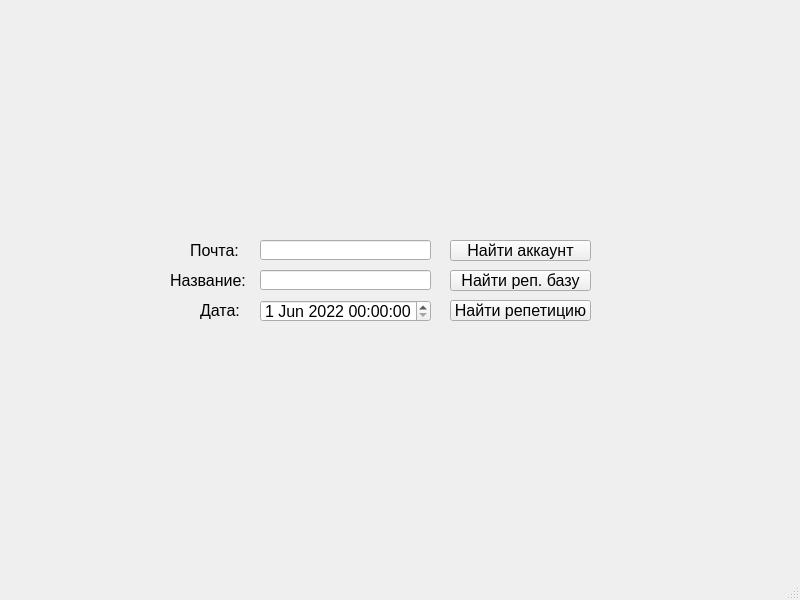
First picture: the form in src/app/admin_main.ui, repository aavortep/db_course, before the edit.
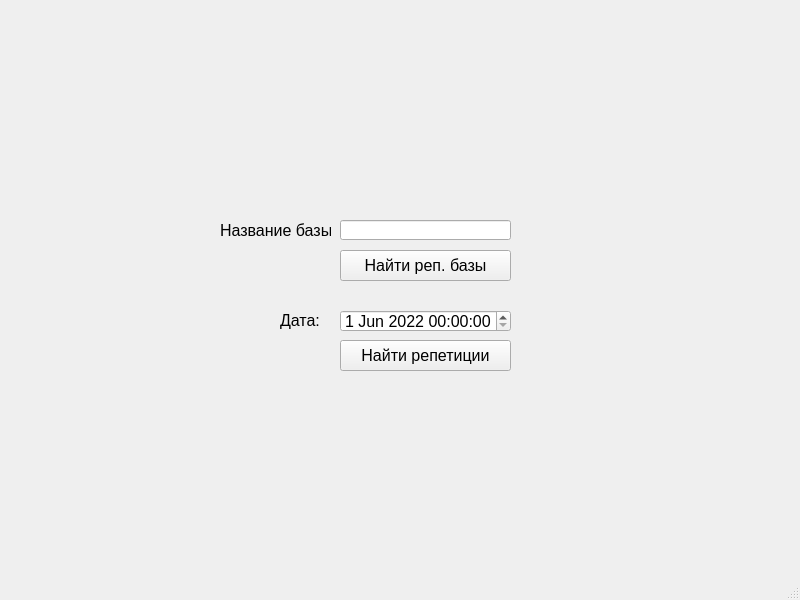
Second picture: the form after the edit.

Commit message: finish admin mode

The edit to the form file:
```diff
--- a/src/app/admin_main.ui
+++ b/src/app/admin_main.ui
@@ -14,59 +14,13 @@
    <string>MainWindow</string>
   </property>
   <widget class="QWidget" name="centralwidget">
-   <widget class="QLineEdit" name="mail_edit">
-    <property name="geometry">
-     <rect>
-      <x>260</x>
-      <y>240</y>
-      <width>171</width>
-      <height>20</height>
-     </rect>
-    </property>
-   </widget>
-   <widget class="QLabel" name="label">
-    <property name="geometry">
-     <rect>
-      <x>190</x>
-      <y>240</y>
-      <width>61</width>
-      <height>20</height>
-     </rect>
-    </property>
-    <property name="font">
-     <font>
-      <pointsize>12</pointsize>
-     </font>
-    </property>
-    <property name="text">
-     <string>Почта:</string>
-    </property>
-   </widget>
-   <widget class="QPushButton" name="find_acc_button">
-    <property name="geometry">
-     <rect>
-      <x>450</x>
-      <y>240</y>
-      <width>141</width>
-      <height>21</height>
-     </rect>
-    </property>
-    <property name="font">
-     <font>
-      <pointsize>12</pointsize>
-     </font>
-    </property>
-    <property name="text">
-     <string>Найти аккаунт</string>
-    </property>
-   </widget>
    <widget class="QPushButton" name="find_base_button">
     <property name="geometry">
      <rect>
-      <x>450</x>
-      <y>270</y>
-      <width>141</width>
-      <height>21</height>
+      <x>340</x>
+      <y>250</y>
+      <width>171</width>
+      <height>31</height>
      </rect>
     </property>
     <property name="font">
@@ -75,15 +29,15 @@
      </font>
     </property>
     <property name="text">
-     <string>Найти реп. базу</string>
+     <string>Найти реп. базы</string>
     </property>
    </widget>
    <widget class="QLabel" name="label_2">
     <property name="geometry">
      <rect>
-      <x>170</x>
-      <y>270</y>
-      <width>81</width>
+      <x>220</x>
+      <y>220</y>
+      <width>111</width>
       <height>20</height>
      </rect>
     </property>
@@ -93,14 +47,14 @@
      </font>
     </property>
     <property name="text">
-     <string>Название:</string>
+     <string>Название базы:</string>
     </property>
    </widget>
    <widget class="QLineEdit" name="name_edit">
     <property name="geometry">
      <rect>
-      <x>260</x>
-      <y>270</y>
+      <x>340</x>
+      <y>220</y>
       <width>171</width>
       <height>20</height>
      </rect>
@@ -109,8 +63,8 @@
    <widget class="QDateTimeEdit" name="date_edit">
     <property name="geometry">
      <rect>
-      <x>260</x>
-      <y>300</y>
+      <x>340</x>
+      <y>310</y>
       <width>171</width>
       <height>22</height>
      </rect>
@@ -131,8 +85,8 @@
    <widget class="QLabel" name="label_3">
     <property name="geometry">
      <rect>
-      <x>200</x>
-      <y>300</y>
+      <x>280</x>
+      <y>310</y>
       <width>51</width>
       <height>20</height>
      </rect>
@@ -149,10 +103,10 @@
    <widget class="QPushButton" name="find_reh_button">
     <property name="geometry">
      <rect>
-      <x>450</x>
-      <y>300</y>
-      <width>141</width>
-      <height>21</height>
+      <x>340</x>
+      <y>340</y>
+      <width>171</width>
+      <height>31</height>
      </rect>
     </property>
     <property name="font">
@@ -161,7 +115,7 @@
      </font>
     </property>
     <property name="text">
-     <string>Найти репетицию</string>
+     <string>Найти репетиции</string>
     </property>
    </widget>
   </widget>
```
The commit also changes 11 other files.
